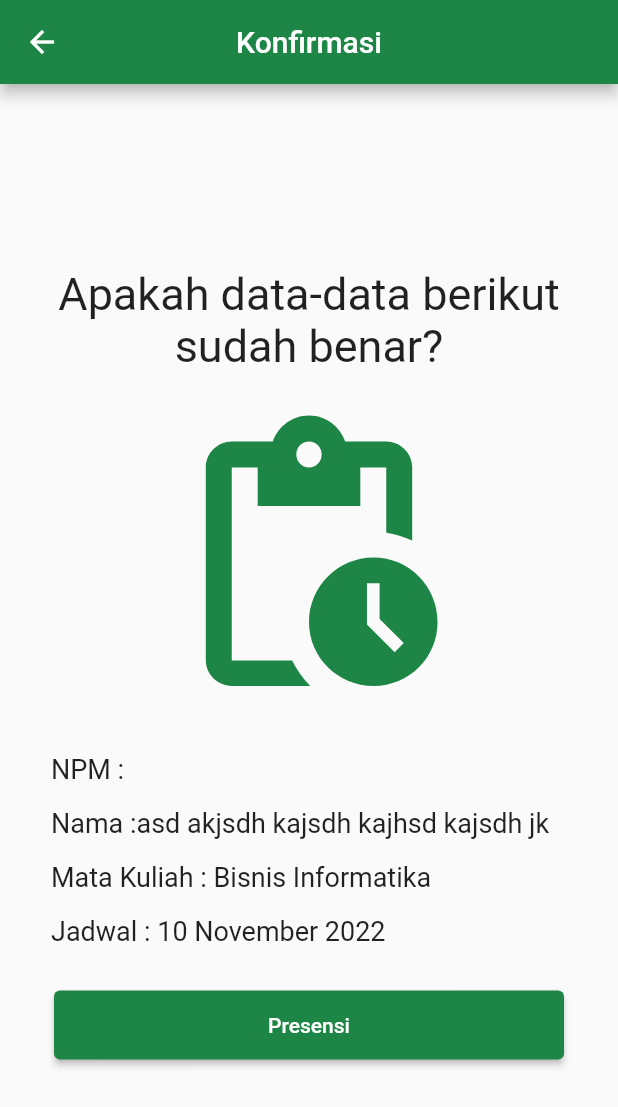
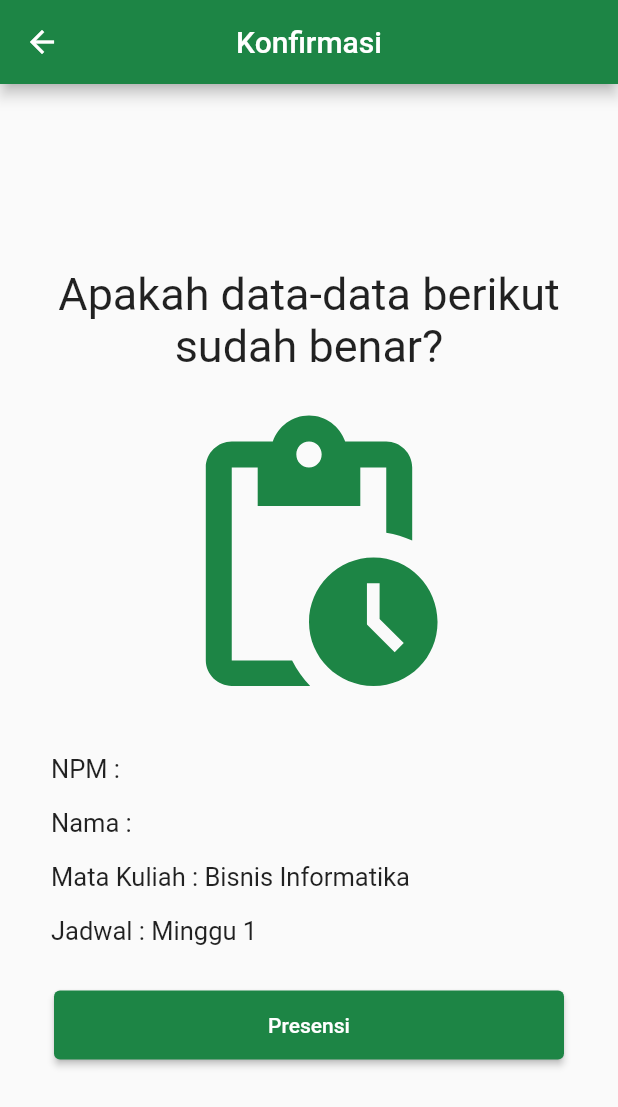
Before and after one commit to rubyTrojanovsky/presensi_bisnis, a Flutter app: the Validasi screen opened directly with empty values, on a phone screen of 412 x 824 dp. Shown: the top 1107 px of the screen. Run offline on Flutter 3.47's test engine with Material 2 defaults, Android fonts, the phone set to English and light mode, and no system bars; our stand-ins replace get; missing offline and left inert: qr_code_scanner.

Commit message:
validasi qr

```diff
--- a/lib/controller/absen_controller.dart
+++ b/lib/controller/absen_controller.dart
@@ -2,16 +2,25 @@ import 'package:flutter/material.dart';
 import 'package:get/get.dart';
 
 class AbsenController extends GetxController {
-  static List<String> listMatkul = <String>['Bisnis Informatika', 'PPPL', 'Pengolahan Citra', 'RPL 2'];
+  static List<String> listMatkul = <String>[
+    'Bisnis Informatika', 'PPPL', 'Pengolahan Citra', 'RPL 2',
+    'Jaringan Komputer', 'Permodelan dan Simulasi', 'Teknik Kompilasi',
+    'Bahasa Inggris Bisnis'];
   RxString _matkul = "Bisnis Informatika".obs;
   RxString get matkul => this._matkul;
 
-  static List<String> listTanggal = <String>['10 November 2022', '11 November 2022', '12 November 2022', '13 November 2022'];
-  RxString _tanggal = "10 November 2022".obs;
+  static List<String> listTanggal = <String>[
+    'Minggu 1', 'Minggu 2', 'Minggu 3', 'Minggu 4',
+    'Minggu 5', 'Minggu 6', 'Minggu 7', 'Minggu 8',
+    'Minggu 9', 'Minggu 10' ,'Minggu 11', 'Minggu 12', 'Minggu 13', 'Minggu 14'];
+  RxString _tanggal = "Minggu 1".obs;
   RxString get tanggal => this._tanggal;
 
   RxString _npm = ''.obs;
   RxString get npm => this._npm;
+
+  RxString _namaMhs= ''.obs;
+  RxString get namaMhs => this._namaMhs;
 
   final inputNPM = TextEditingController();
 
--- a/lib/screens/beranda.dart
+++ b/lib/screens/beranda.dart
@@ -2,6 +2,7 @@ import 'package:flutter/material.dart';
 import 'package:get/get.dart';
 import 'package:presensi_bisnis/components/button.dart';
 import 'package:presensi_bisnis/components/dropdown.dart';
+import 'package:presensi_bisnis/models/api_provider.dart';
 import 'package:presensi_bisnis/screens/daftar_hadir.dart';
 import 'package:presensi_bisnis/screens/scan_qr.dart';
 
@@ -11,6 +12,7 @@ class Beranda extends StatelessWidget {
   @override
   Widget build(BuildContext context) {
     Size size = MediaQuery.of(context).size;
+    final validator = Get.put(MhsController());
     return Scaffold(
       backgroundColor: Color.fromARGB(255, 5, 78, 33),
       body: Padding(
@@ -63,7 +65,8 @@ class Beranda extends StatelessWidget {
             Button(
               buttonDesc: 'Lihat daftar hadir',
               buttonTap: () {
-                Get.to(() => DaftarHadir());
+                validator.getSpecificMhs();
+                Get.to(() => DaftarHadir(),);
               },
             )
           ],
--- a/lib/screens/validasi.dart
+++ b/lib/screens/validasi.dart
@@ -7,8 +7,9 @@ import 'package:presensi_bisnis/screens/sukses.dart';
 import '../components/button.dart';
 
 class Validasi extends StatelessWidget {
-  const Validasi({Key? key, required this.npm}) : super(key: key);
-  final npm;
+  const Validasi({Key? key, required this.npm, required this.nama}) : super(key: key);
+  final String npm;
+  final String nama;
 
   @override
   Widget build(BuildContext context) {
@@ -21,6 +22,7 @@ class Validasi extends StatelessWidget {
         return false;
       },
       child: Scaffold(
+        resizeToAvoidBottomInset: false,
         appBar: AppBar(
             title: Text('Konfirmasi'),
             centerTitle: true,
@@ -53,11 +55,12 @@ class Validasi extends StatelessWidget {
                     mainAxisAlignment: MainAxisAlignment.spaceAround,
                     crossAxisAlignment: CrossAxisAlignment.start,
                     children: [
-                      DataMhs(datamhs: "NPM : "+npm),
+                      DataMhs(datamhs: "NPM : ${npm}"),
                       Row(
+                        crossAxisAlignment: CrossAxisAlignment.start,
                         children: [
-                          DataMhs(datamhs: "Nama :"),
-                          Flexible(child: DataMhs(datamhs: 'asd akjsdh kajsdh kajhsd kajsdh jk'))
+                          DataMhs(datamhs: "Nama : "),
+                          Flexible(child: DataMhs(datamhs: nama))
                         ],
                       ),Row(
                         children: [
@@ -99,6 +102,6 @@ class DataMhs extends StatelessWidget {
 
   @override
   Widget build(BuildContext context) {
-    return Text(datamhs, style: TextStyle(fontSize: 18), maxLines: 1,);
+    return Text(datamhs, style: TextStyle(fontSize: 17), maxLines: 2,);
   }
 }
--- a/pubspec.yaml
+++ b/pubspec.yaml
@@ -31,6 +31,7 @@ dependencies:
     sdk: flutter
   get: ^4.5.1
   qr_code_scanner: ^1.0.1
+  http: ^0.13.4
 
 
   # The following adds the Cupertino Icons font to your application.
```
Also changed, not shown: lib/components/dialog.dart (added, +18 -0 lines), lib/models/absen_model.dart (+53 -0 lines), lib/models/api_provider.dart (added, +32 -0 lines), lib/screens/input_manual.dart (+10 -0 lines), lib/screens/scan_qr.dart (+49 -18 lines), pubspec.lock.
